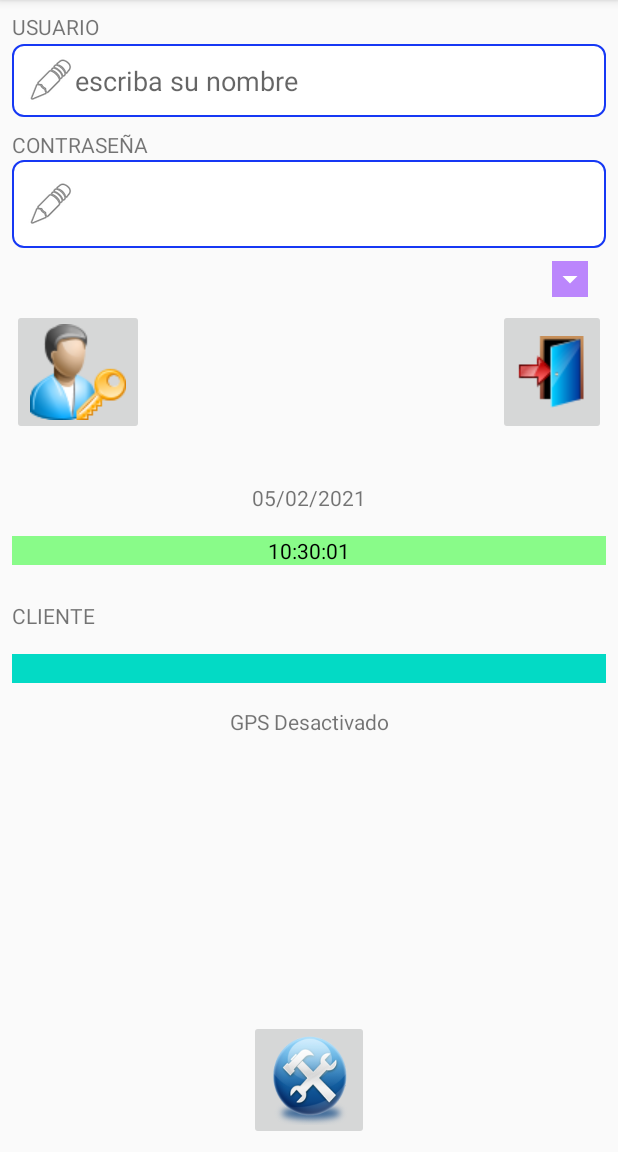
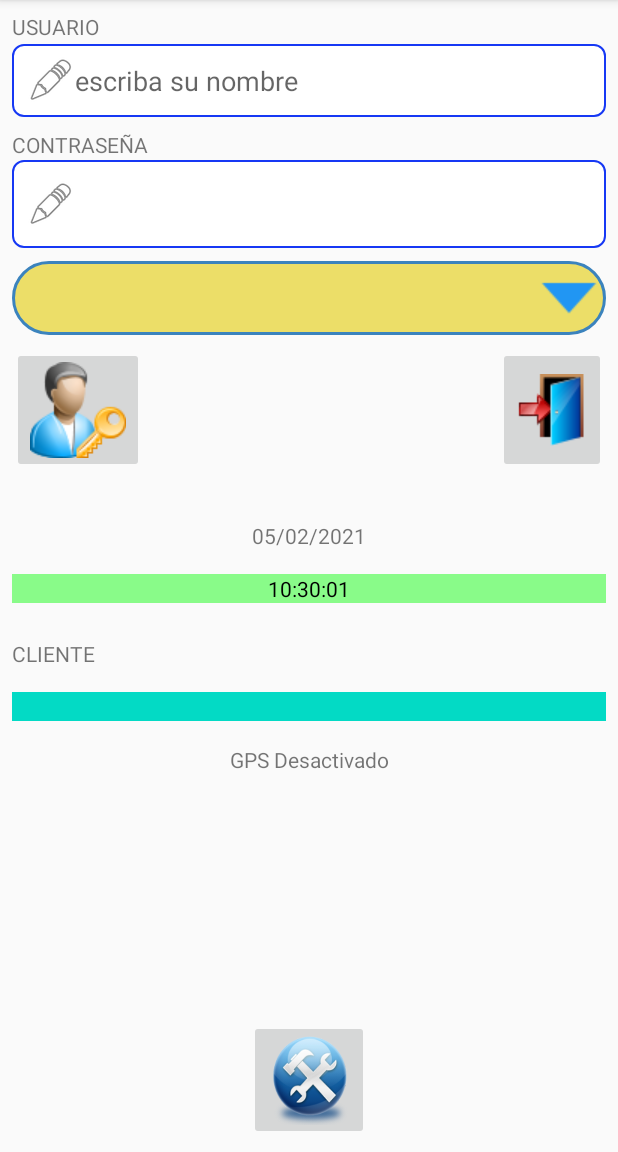
Before and after one commit to juliofusa/FICHAR, an Android app: the screen it shows after launch (MainActivity), on a phone screen of 412 x 824 dp, the part 84-1236 px from its top. Run offline under Robolectric (Android 15) with nearby library versions, the phone set to English and light mode, and no system bars.

Commit message:
CUARTO BORRADOR

```diff
--- a/app/src/main/java/com/example/fichar/Canvasview.java
+++ b/app/src/main/java/com/example/fichar/Canvasview.java
@@ -21,6 +21,7 @@ public class Canvasview extends View {
     public int width;
     public int height,color= Color.BLUE;
     private Bitmap mBitmap;
+    public Bitmap temp;
     private Canvas mCanvas;
     private Path mPath;
     Context context;
@@ -89,6 +90,11 @@ public class Canvasview extends View {
     public void clearCanvas() {
         mPath.reset();
         invalidate();
+    }
+    public Bitmap getBitmapFromView()
+    {
+        temp= mBitmap;
+        return temp;
     }
     public void Color_rojo(int grosor) {
         mPath.reset();
--- /dev/null
+++ b/app/src/main/res/drawable/spiner_style.xml
@@ -0,0 +1,26 @@
+<?xml version="1.0" encoding="utf-8"?>
+<selector xmlns:android="http://schemas.android.com/apk/res/android">
+    <item>
+        <layer-list>
+            <item>
+                <shape>
+                    <solid android:color="@color/Color_amarillo_reg" />
+
+                    <stroke android:width="2dp" android:color="#3b83bd" />
+
+                    <padding android:bottom="1dp" android:left="1dp" android:right="1dp" android:top="1dp" />
+
+                    <corners android:radius="50dp" />
+                </shape>
+            </item>
+            <item>
+
+                <bitmap android:gravity="bottom|right"
+                    android:src="@drawable/ic_arrow">
+                </bitmap>
+
+            </item>
+        </layer-list>
+    </item>
+
+</selector>
--- a/app/src/main/res/layout/activity_main.xml
+++ b/app/src/main/res/layout/activity_main.xml
@@ -156,7 +156,7 @@
         android:layout_marginTop="8dp"
         android:layout_marginEnd="8dp"
         android:layout_marginBottom="8dp"
-        android:backgroundTint="@color/purple_200"
+        android:background="@drawable/spiner_style"
         android:backgroundTintMode="screen"
         app:layout_constraintBottom_toTopOf="@+id/CMD_FICHAR_INICIAL"
         app:layout_constraintEnd_toEndOf="parent"
--- a/app/src/main/res/layout/custom_spinner_item1.xml
+++ b/app/src/main/res/layout/custom_spinner_item1.xml
@@ -7,9 +7,9 @@
     android:layout_height="wrap_content"
 
     android:gravity="center"
+    android:hint="Clientes"
     android:paddingLeft="22dp"
     android:paddingRight="22dp"
-    android:text="ddd"
     android:textColor="@android:color/holo_red_light"
     android:textColorHint="@android:color/holo_red_dark"
     android:textSize="18sp"
--- a/app/src/main/res/values/colors.xml
+++ b/app/src/main/res/values/colors.xml
@@ -9,5 +9,5 @@
     <color name="white">#FFFFFFFF</color>
     <color name="azul">#1638F4</color>
     <color name="verde">#89FB89</color>
-
+    <color name="Color_amarillo_reg">#ECDE68</color>
 </resources>
--- a/app/src/main/res/values/strings.xml
+++ b/app/src/main/res/values/strings.xml
@@ -10,4 +10,5 @@
     <string name="FECHA">FECHA</string>
     <string name="CONFIGURAR">CONFIGURAR</string>
     <string name="fichar_ini">INICIO DE FICHAJE</string>
+    <string name="clientes">CLIENTES</string>
 </resources>
```
Also changed, not shown: app/src/main/java/com/example/fichar/FIRMAR.java (+26 -9 lines), app/src/main/res/drawable/ic_arrow.png (added).
